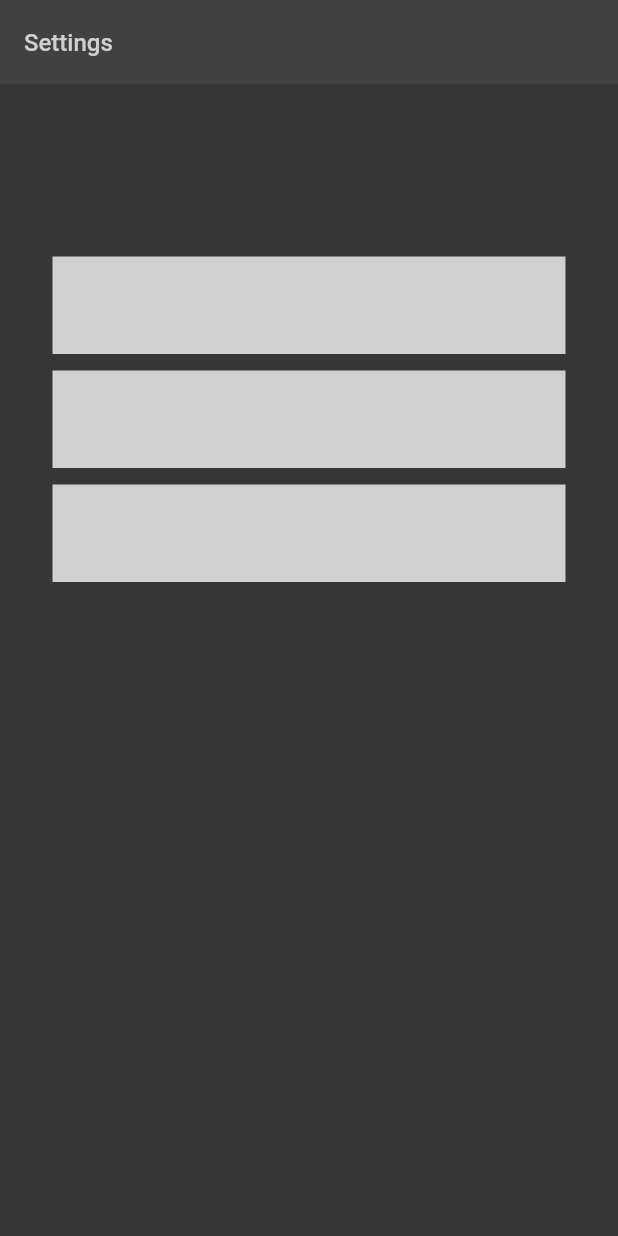
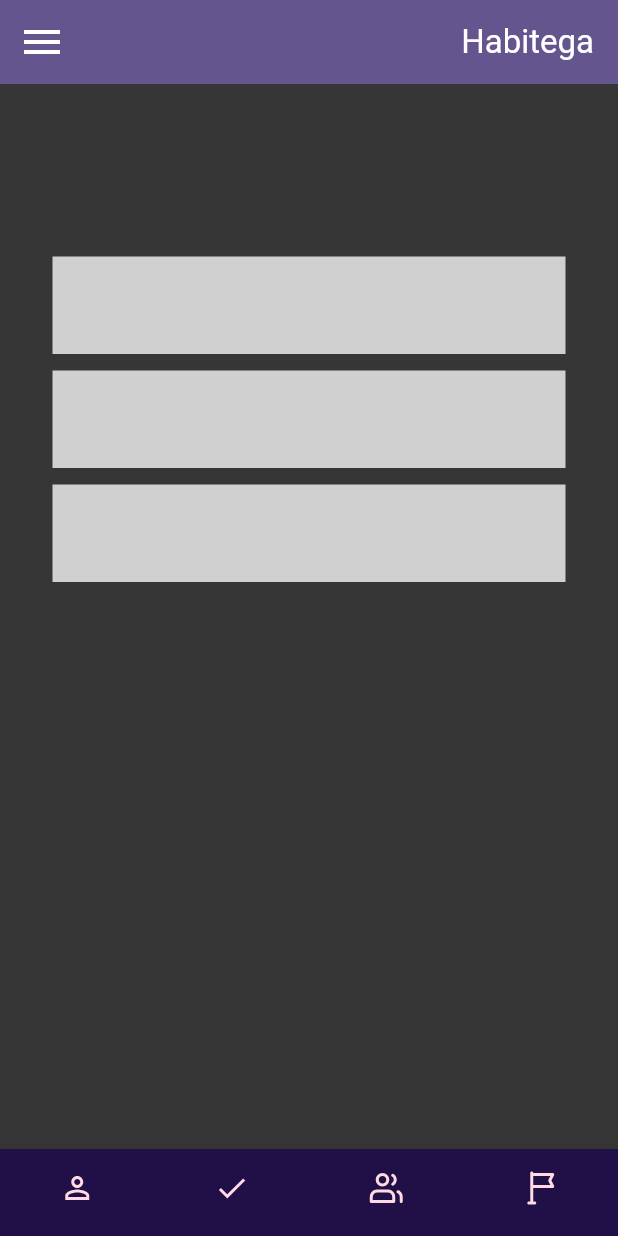
Before and after one commit to unf0rg1v3n/habitega, a Flutter app: the screen it shows after launch, on a phone screen of 412 x 824 dp. Run offline on Flutter 3.47's test engine with Material 3 defaults, Android fonts, the phone set to English and light mode, and no system bars; our stand-ins replace flutter_svg.

Commit message:
main update

```diff
--- a/lib/design/colors.dart
+++ b/lib/design/colors.dart
@@ -1,4 +1,8 @@
 import 'dart:ui';
+
+const Color AppBarColor = Color(0xFF65558F);
+
+const Color BottomNavigationBarColor = Color(0xFF201047);
 
 const Color backgroundColor = Color(0xFF363636);
 
--- a/lib/pages/Tasks_page.dart
+++ b/lib/pages/Tasks_page.dart
@@ -1,30 +1,40 @@
+import 'package:flutter/cupertino.dart';
+import 'package:flutter_svg/svg.dart';
 import 'package:hebitega/design/colors.dart';
 import 'package:flutter/material.dart';
 import 'package:hebitega/pages/tasks_list.dart';
+import 'package:flutter_svg/flutter_svg.dart';
 
-import '../design/dimensions.dart';
-
-
-class Taskspage extends StatelessWidget{
+class Taskspage extends StatelessWidget {
   const Taskspage({super.key});
-
 
   @override
   Widget build(BuildContext context) {
+    Enabled() => null;
     return Scaffold(
-      appBar: AppBar(
-        title: const Text('Settings', style: TextStyle(
-          color: plusmenuColor,
-          fontSize: fontSize16,
-          fontWeight: FontWeight.w500,
-
-    )),
-        backgroundColor: mainColor,
-      ),
-      body:
-      Container(color: backgroundColor, child: const taskslist()),
-
-
-    );
+        appBar: AppBar(
+            leading: Container(padding: EdgeInsets.all(12), child: SvgPicture.asset("assets/icons/barWhite.svg", width: 24, height: 24)),
+            backgroundColor: AppBarColor,
+            title: const Align(alignment: Alignment.topRight, child: Text("Habitega", style: TextStyle(color: Colors.white)))),
+        bottomNavigationBar: BottomNavigationBar(
+            backgroundColor: const Color(0xFF201047),
+            type: BottomNavigationBarType.fixed,
+            showSelectedLabels: false,
+            showUnselectedLabels: false,
+            items: [
+              BottomNavigationBarItem(
+                  icon: SvgPicture.asset("assets/icons/hero.svg"),
+                  label: 'Hero'),
+              BottomNavigationBarItem(
+                  icon: SvgPicture.asset("assets/icons/done2.svg"),
+                  label: 'Tasks'),
+              BottomNavigationBarItem(
+                  icon: SvgPicture.asset("assets/icons/society.svg"),
+                  label: 'Society'),
+              BottomNavigationBarItem(
+                  icon: SvgPicture.asset("assets/icons/goals.svg"),
+                  label: 'Goals')
+            ]),
+        body: Container(color: backgroundColor, child: const taskslist())); //
   }
 }
--- a/pubspec.yaml
+++ b/pubspec.yaml
@@ -28,14 +28,13 @@ environment:
 # the latest version available on pub.dev. To see which dependencies have newer
 # versions available, run `flutter pub outdated`.
 dependencies:
+  flutter_svg: ^2.0.10+1
   flutter:
     sdk: flutter
-
-
   # The following adds the Cupertino Icons font to your application.
   # Use with the CupertinoIcons class for iOS style icons.
   cupertino_icons: ^1.0.6
-  flutter_svg: ^2.0.10+1
+
 
 dev_dependencies:
   flutter_test:
```
Also changed, not shown: assets/icons/barWhite.svg (added), assets/icons/done2.svg (added), assets/icons/goals.svg (added), assets/icons/hero.svg (added), assets/icons/society.svg (added).
